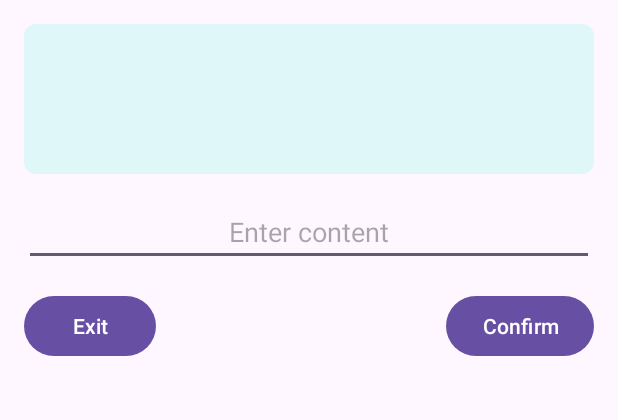
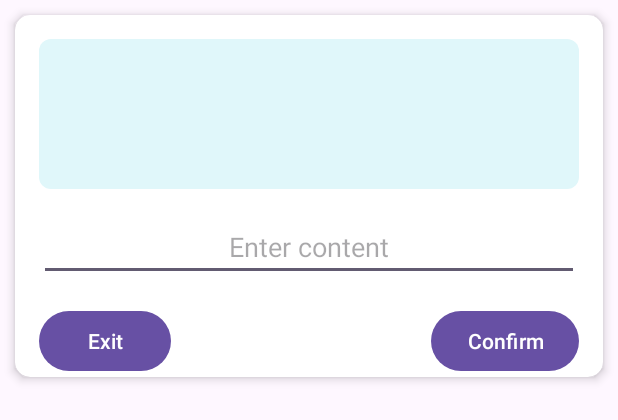
Before and after one commit to VanAnh-13/AppPracticeTestHaui, an Android app: the layout create_post_layout.xml on its own in the app's theme, with its tools: preview values and no code run, on a phone screen of 412 x 824 dp. Shown: the top 420 px of the screen. Run offline under Robolectric (Android 15) with nearby library versions, the light colour scheme and no system bars; network calls fail.

Commit message:
feat: add create post

```diff
--- a/app/src/main/AndroidManifest.xml
+++ b/app/src/main/AndroidManifest.xml
@@ -47,10 +47,6 @@
                 <category android:name="android.intent.category.LAUNCHER" />
             </intent-filter>
         </activity>
-
-        <activity
-            android:name=".activity.HomeActivity"
-            android:exported="false" />
         <meta-data
             android:name="preloaded_fonts"
             android:resource="@array/preloaded_fonts" />
--- a/app/src/main/java/com/example/nonameapp/base/BaseViewModel.kt
+++ b/app/src/main/java/com/example/nonameapp/base/BaseViewModel.kt
@@ -37,11 +37,11 @@ open class BaseViewModel : ViewModel() {
         }
     }
 
-    fun showLoading() {
+    private fun showLoading() {
         _loading.value = true
     }
 
-    fun hideLoading() {
+    private fun hideLoading() {
         _loading.value = false
     }
 }
--- a/app/src/main/java/com/example/nonameapp/data/source/local/SharedPreferencesManager.kt
+++ b/app/src/main/java/com/example/nonameapp/data/source/local/SharedPreferencesManager.kt
@@ -31,7 +31,7 @@ object SharedPreferencesManager {
     fun saveUserInfo(context: Context, user: User) {
         val sharedPreferences = context.getSharedPreferences(PREF_NAME, Context.MODE_PRIVATE)
         with(sharedPreferences.edit()) {
-            putString("user_id", user.id)
+            putString("user_id", user._id)
             putString("user_avatar", user.avatar)
             putString("user_email", user.email)
             putString("user_fullname", user.fullName)
--- a/app/src/main/java/com/example/nonameapp/data/source/network/ApiService.kt
+++ b/app/src/main/java/com/example/nonameapp/data/source/network/ApiService.kt
@@ -84,9 +84,9 @@ interface ApiService {
         @Body changePasswordRequest: ChangePasswordRequest
     ): ApiResponse<Any>
 
-    @PUT("/api/v1/posts")
+    @POST("/api/v1/posts")
     suspend fun createPost(
         @Header("Authorization") accessToken: String,
         @Body createPostRequest: CreatePostRequest
-    ): ApiResponse<CreatePostResponse>
+    ): ApiResponse<Any>
 }
--- a/app/src/main/java/com/example/nonameapp/model/User.kt
+++ b/app/src/main/java/com/example/nonameapp/model/User.kt
@@ -5,7 +5,7 @@ import java.util.Date
 
 data class User(
     @SerializedName("_id")
-    val id: String,
+    val _id: String,
     @SerializedName("email")
     val email: String,
     @SerializedName("fullname")
--- a/app/src/main/java/com/example/nonameapp/request/CreatePostRequest.kt
+++ b/app/src/main/java/com/example/nonameapp/request/CreatePostRequest.kt
@@ -5,5 +5,5 @@ import java.io.File
 data class CreatePostRequest(
     val title: String,
     val user: String,
-    val image: File? = null
+    val image: String? = null
 )
--- a/app/src/main/res/layout/create_post_layout.xml
+++ b/app/src/main/res/layout/create_post_layout.xml
@@ -1,6 +1,13 @@
 <?xml version="1.0" encoding="utf-8"?>
-<androidx.constraintlayout.widget.ConstraintLayout xmlns:android="http://schemas.android.com/apk/res/android"
+<androidx.cardview.widget.CardView xmlns:android="http://schemas.android.com/apk/res/android"
     xmlns:app="http://schemas.android.com/apk/res-auto"
+    android:layout_width="match_parent"
+    android:layout_height="wrap_content"
+    android:layout_margin="10dp"
+    app:cardCornerRadius="10dp"
+    app:cardElevation="4dp">
+
+    <androidx.constraintlayout.widget.ConstraintLayout
         android:layout_width="match_parent"
         android:layout_height="wrap_content">
 
@@ -47,4 +54,7 @@
             android:text="Confirm"
             app:layout_constraintEnd_toEndOf="@+id/edtContent"
             app:layout_constraintTop_toBottomOf="@+id/edtContent" />
+
     </androidx.constraintlayout.widget.ConstraintLayout>
+
+</androidx.cardview.widget.CardView>
```
Also changed, not shown: app/src/main/java/com/example/nonameapp/ui/SearchFragment.kt (+30 -23 lines). Lines whose indentation alone changed are shown as unchanged.
